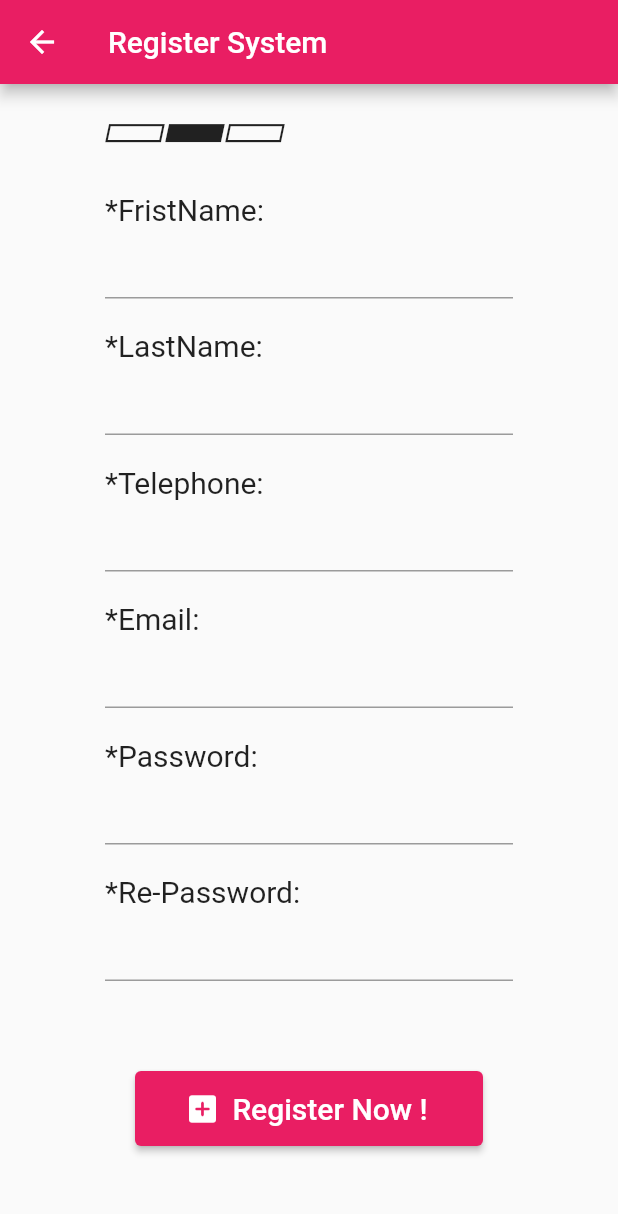
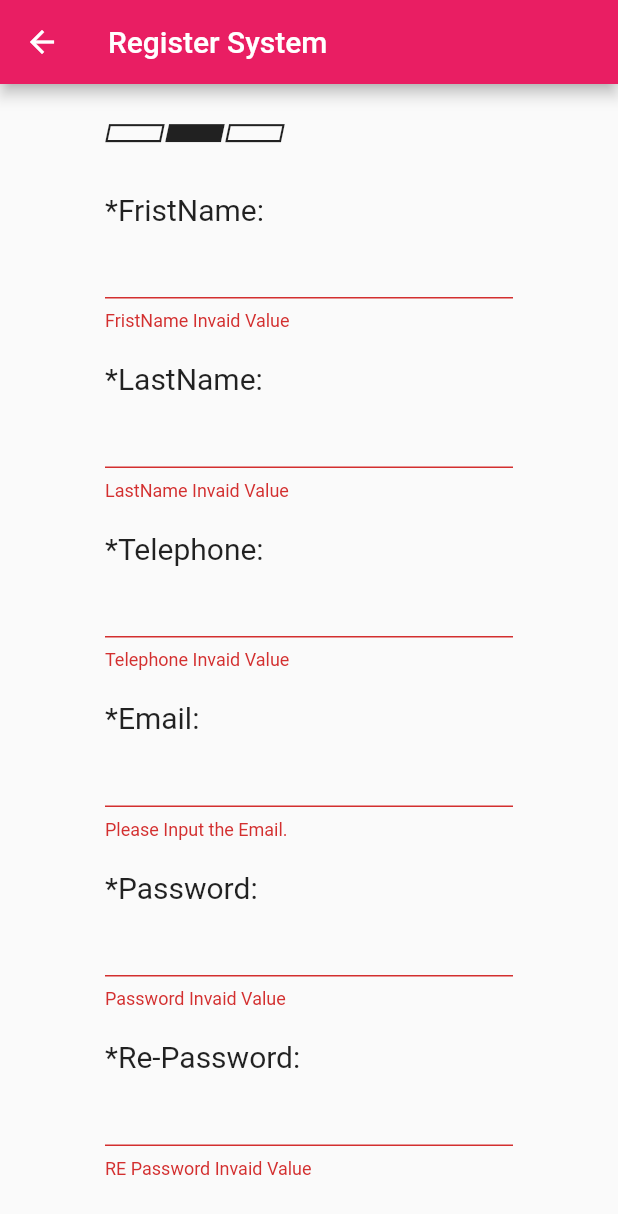
Before and after one commit to Apizz789/PP_Mobile_App, a Flutter app: the RegisterScreen screen opened directly, scrolled down 143 dp, after a tap on "Register Now !", on a phone screen of 412 x 824 dp. Shown: the top 1214 px of the screen. Run offline on Flutter 3.47's test engine with Material 2 defaults, Android fonts, the phone set to English and light mode, and no system bars; our stand-ins replace form_field_validator.

```diff
--- a/flutter_application_1/lib/ZeroPage/Register.dart
+++ b/flutter_application_1/lib/ZeroPage/Register.dart
@@ -1,5 +1,7 @@
 import 'package:flutter/material.dart';
 import 'package:flutter_application_1/Model/Profile.dart';
+import 'package:form_field_validator/form_field_validator.dart';
+
 // import 'package:form_field_validator/form_field_validator.dart';
 class RegisterScreen extends StatefulWidget {
   // const RegisterScreen({Key? key}) : super(key: key);
@@ -40,22 +42,47 @@ class _RegisterScreenState extends State<RegisterScreen> {
                       height: 20,
                     ),
                     Text("*FristName: ", style: TextStyle(fontSize: 20)),
-                    TextFormField(),
+                    TextFormField(
+                      validator: RequiredValidator(
+                          errorText: "FristName Invaid Value"),
+                      keyboardType: TextInputType.name,
+                      onSaved: (String? fname) {
+                        profile.fname = fname!;
+                      },
+                    ),
                     SizedBox(
                       height: 20,
                     ),
                     Text("*LastName: ", style: TextStyle(fontSize: 20)),
-                    TextFormField(),
+                    TextFormField(
+                      validator:
+                          RequiredValidator(errorText: "LastName Invaid Value"),
+                      keyboardType: TextInputType.name,
+                      onSaved: (String? lname) {
+                        profile.lname = lname!;
+                      },
+                    ),
                     SizedBox(
                       height: 20,
                     ),
                     Text("*Telephone: ", style: TextStyle(fontSize: 20)),
-                    TextFormField(),
+                    TextFormField(
+                      validator: RequiredValidator(
+                          errorText: "Telephone Invaid Value"),
+                      keyboardType: TextInputType.phone,
+                      onSaved: (String? telephone) {
+                        profile.telephone = telephone!;
+                      },
+                    ),
                     SizedBox(
                       height: 20,
                     ),
                     Text("*Email: ", style: TextStyle(fontSize: 20)),
                     TextFormField(
+                      validator: MultiValidator([
+                        RequiredValidator(errorText: "Please Input the Email."),
+                        EmailValidator(errorText: "Email Invaid Value.")
+                      ]),
                       keyboardType: TextInputType.emailAddress,
                       onSaved: (String? email) {
                         profile.email = email!;
@@ -66,6 +93,15 @@ class _RegisterScreenState extends State<RegisterScreen> {
                     ),
                     Text("*Password: ", style: TextStyle(fontSize: 20)),
                     TextFormField(
+                      validator: MultiValidator([
+                        RequiredValidator(errorText: "Password Invaid Value"),
+                        MinLengthValidator(8,
+                            errorText:
+                                'password must be at least 8 digits long'),
+                        PatternValidator(r'(?=.*?[#?!@$%^&*-])',
+                            errorText:
+                                'passwords must have at least one special character')
+                      ]),
                       obscureText: true,
                       onSaved: (String? password) {
                         profile.password = password!;
@@ -76,6 +112,8 @@ class _RegisterScreenState extends State<RegisterScreen> {
                     ),
                     Text("*Re-Password: ", style: TextStyle(fontSize: 20)),
                     TextFormField(
+                      validator: RequiredValidator(
+                          errorText: "RE Password Invaid Value"),
                       obscureText: true,
                       onSaved: (String? repassword) {
                         profile.repassword = repassword!;
@@ -95,10 +133,12 @@ class _RegisterScreenState extends State<RegisterScreen> {
                               label: Text("Register Now !",
                                   style: TextStyle(fontSize: 20)),
                               onPressed: () {
-                                formKey.currentState?.save();
-                                print(
-                                    "email = ${profile.email} password = ${profile.password}");
-                                formKey.currentState?.reset();
+                                if (formKey.currentState!.validate()) {
+                                  formKey.currentState?.save();
+                                  print(
+                                      "fname = ${profile.fname} lname = ${profile.lname} telephone = ${profile.telephone} email = ${profile.email} password = ${profile.password}");
+                                  formKey.currentState?.reset();
+                                }
                               },
                             )),
                       ),
--- a/flutter_application_1/pubspec.yaml
+++ b/flutter_application_1/pubspec.yaml
@@ -29,12 +29,14 @@ environment:
 dependencies:
   flutter:
     sdk: flutter
-    # form_field_validator: ^1.1.0
+
 
 
   # The following adds the Cupertino Icons font to your application.
   # Use with the CupertinoIcons class for iOS style icons.
   cupertino_icons: ^1.0.2
+  form_field_validator: ^1.1.0
+  firebase_core: ^1.13.1
 
 dev_dependencies:
   flutter_test:
```
Also changed, not shown: flutter_application_1/pubspec.lock.
